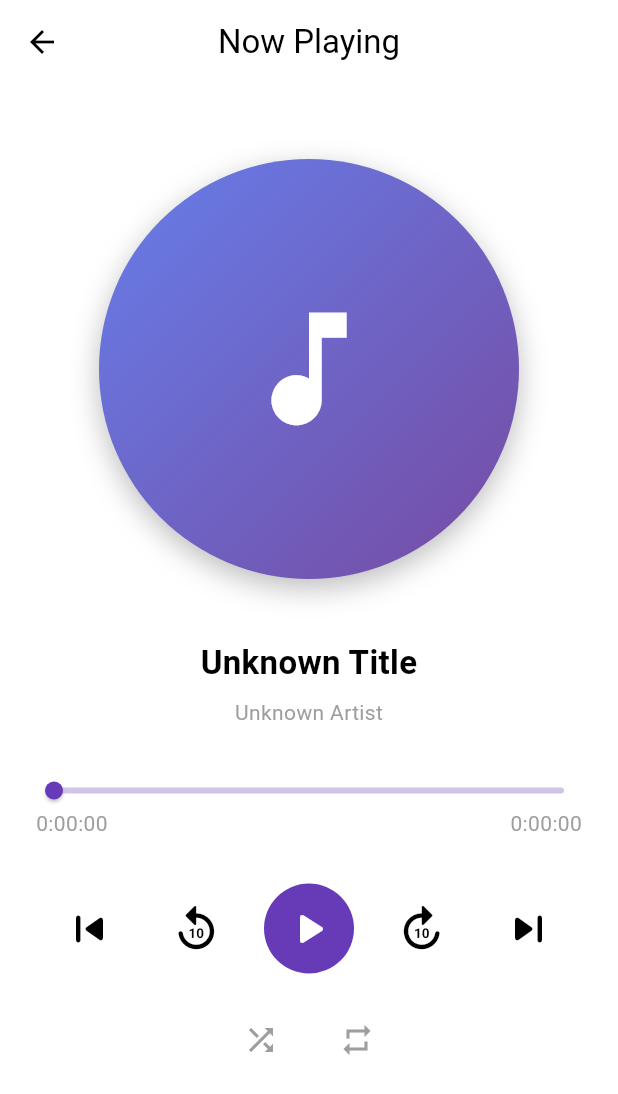
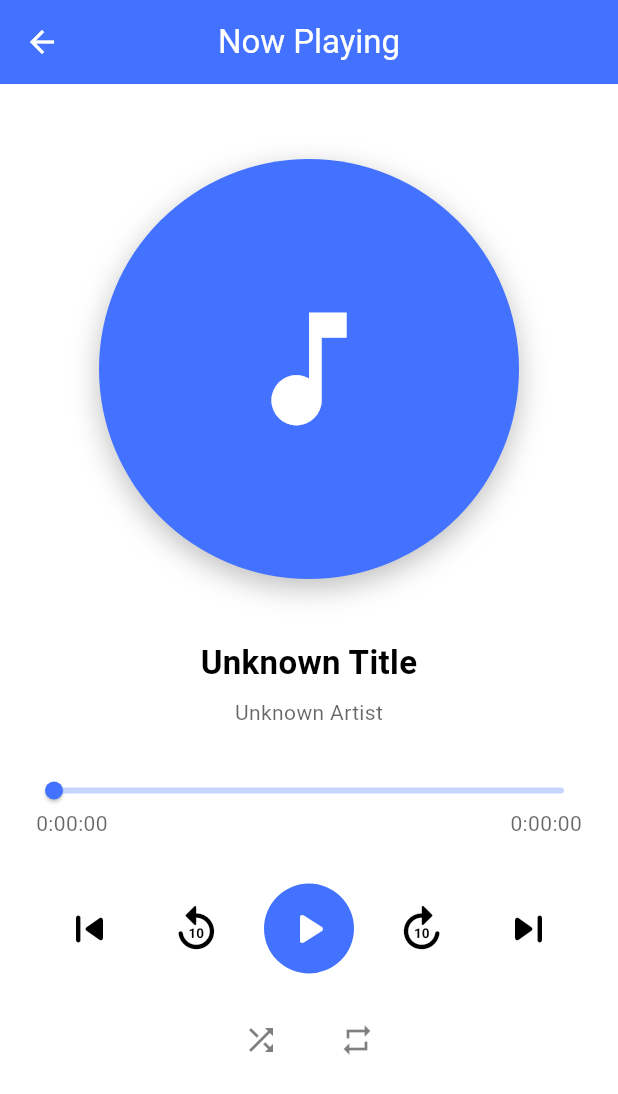
Before and after one commit to kanzariyahardik7/audio_app, a Flutter app: the FullPlayerPage screen opened directly, on a phone screen of 412 x 824 dp. Shown: the top 1094 px of the screen. Run offline on Flutter 3.47's test engine with Material 3 defaults, Android fonts, the phone set to English and light mode, and no system bars; our stand-ins replace cached_network_image, flutter_colorpicker, fluttertoast, just_audio, permission_handler, shared_preferences; accounts and stored records are empty.

Commit message:
music player ui add

```diff
--- a/lib/view/online_music/online_music_player/online_music_player.dart
+++ b/lib/view/online_music/online_music_player/online_music_player.dart
@@ -11,14 +11,20 @@ class FullPlayerPage extends StatelessWidget {
   @override
   Widget build(BuildContext context) {
     final vm = Provider.of<OnlineAudioPlayerVM>(context);
+    final colorScheme = Theme.of(context).colorScheme;
 
     final currentIndex = vm.currentAudioIndex;
     final currentAudio = currentIndex != null ? vm.audios[currentIndex] : null;
 
     return Scaffold(
       appBar: AppBar(
-        title: Text(currentAudio?.title ?? "Now Playing"),
+        title: Text(
+          currentAudio?.title ?? "Now Playing",
+          style: TextStyle(color: colorScheme.onPrimary),
+        ),
+        backgroundColor: colorScheme.primary,
         centerTitle: true,
+        iconTheme: IconThemeData(color: colorScheme.onPrimary),
       ),
       body: Padding(
         padding: const EdgeInsets.symmetric(horizontal: 24.0, vertical: 20),
@@ -32,23 +38,23 @@ class FullPlayerPage extends StatelessWidget {
               width: 280,
               decoration: BoxDecoration(
                 shape: BoxShape.circle,
-                gradient: const LinearGradient(
-                  colors: [Color(0xFF667eea), Color(0xFF764ba2)],
+                gradient: LinearGradient(
+                  colors: [colorScheme.primary, colorScheme.primaryContainer],
                   begin: Alignment.topLeft,
                   end: Alignment.bottomRight,
                 ),
                 boxShadow: [
                   BoxShadow(
-                    color: Colors.black26,
+                    color: colorScheme.shadow.withOpacity(0.25),
                     blurRadius: 16,
-                    offset: Offset(0, 6),
+                    offset: const Offset(0, 6),
                   ),
                 ],
               ),
-              child: const Icon(
+              child: Icon(
                 Icons.music_note,
                 size: 100,
-                color: Colors.white,
+                color: colorScheme.onPrimary,
               ),
             ),
 
@@ -57,7 +63,11 @@ class FullPlayerPage extends StatelessWidget {
             // Title & Artist
             Text(
               currentAudio?.title ?? 'Unknown Title',
-              style: const TextStyle(fontSize: 22, fontWeight: FontWeight.bold),
+              style: TextStyle(
+                fontSize: 22,
+                fontWeight: FontWeight.bold,
+                color: colorScheme.onBackground,
+              ),
               textAlign: TextAlign.center,
               maxLines: 1,
               overflow: TextOverflow.ellipsis,
@@ -67,7 +77,10 @@ class FullPlayerPage extends StatelessWidget {
               currentAudio?.artist.isNotEmpty == true
                   ? currentAudio!.artist
                   : "Unknown Artist",
-              style: const TextStyle(fontSize: 14, color: Colors.grey),
+              style: TextStyle(
+                fontSize: 14,
+                color: colorScheme.onBackground.withOpacity(0.6),
+              ),
             ),
 
             const SizedBox(height: 30),
@@ -96,8 +109,8 @@ class FullPlayerPage extends StatelessWidget {
                           child: Slider(
                             value: pos.inSeconds.toDouble(),
                             max: total.inSeconds.toDouble() + 1,
-                            activeColor: Colors.deepPurple,
-                            inactiveColor: Colors.deepPurple.shade100,
+                            activeColor: colorScheme.primary,
+                            inactiveColor: colorScheme.primary.withOpacity(0.3),
                             onChanged: (value) {},
                             onChangeEnd: (v) =>
                                 vm.seek(Duration(seconds: v.toInt())),
@@ -108,11 +121,19 @@ class FullPlayerPage extends StatelessWidget {
                           children: [
                             Text(
                               format(pos),
-                              style: TextStyle(color: Colors.grey),
+                              style: TextStyle(
+                                color: colorScheme.onBackground.withOpacity(
+                                  0.6,
+                                ),
+                              ),
                             ),
                             Text(
                               format(total),
-                              style: TextStyle(color: Colors.grey),
+                              style: TextStyle(
+                                color: colorScheme.onBackground.withOpacity(
+                                  0.6,
+                                ),
+                              ),
                             ),
                           ],
                         ),
@@ -132,22 +153,24 @@ class FullPlayerPage extends StatelessWidget {
                 IconButton(
                   icon: const Icon(Icons.skip_previous_rounded),
                   iconSize: 36,
+                  color: colorScheme.onBackground,
                   onPressed: vm.playPreviousSong,
                 ),
                 IconButton(
                   icon: const Icon(Icons.replay_10_rounded),
                   iconSize: 36,
+                  color: colorScheme.onBackground,
                   onPressed: vm.skipBackward10Seconds,
                 ),
                 CircleAvatar(
                   radius: 30,
-                  backgroundColor: Colors.deepPurple,
+                  backgroundColor: colorScheme.primary,
                   child: IconButton(
                     icon: Icon(
                       vm.isPlaying
                           ? Icons.pause_rounded
                           : Icons.play_arrow_rounded,
-                      color: Colors.white,
+                      color: colorScheme.onPrimary,
                       size: 36,
                     ),
                     onPressed: vm.togglePlayPause,
@@ -156,11 +179,13 @@ class FullPlayerPage extends StatelessWidget {
                 IconButton(
                   icon: const Icon(Icons.forward_10_rounded),
                   iconSize: 36,
+                  color: colorScheme.onBackground,
                   onPressed: vm.skipForward10Seconds,
                 ),
                 IconButton(
                   icon: const Icon(Icons.skip_next_rounded),
                   iconSize: 36,
+                  color: colorScheme.onBackground,
                   onPressed: vm.playNextSong,
                 ),
               ],
@@ -175,7 +200,9 @@ class FullPlayerPage extends StatelessWidget {
                 IconButton(
                   icon: Icon(
                     vm.isShuffling ? Icons.shuffle_on : Icons.shuffle,
-                    color: vm.isShuffling ? Colors.deepPurple : Colors.grey,
+                    color: vm.isShuffling
+                        ? colorScheme.primary
+                        : colorScheme.onBackground.withOpacity(0.5),
                   ),
                   onPressed: vm.toggleShuffle,
                 ),
@@ -186,8 +213,8 @@ class FullPlayerPage extends StatelessWidget {
                         ? Icons.repeat_one
                         : Icons.repeat,
                     color: vm.loopMode != LoopMode.off
-                        ? Colors.deepPurple
-                        : Colors.grey,
+                        ? colorScheme.primary
+                        : colorScheme.onBackground.withOpacity(0.5),
                   ),
                   onPressed: vm.toggleLoop,
                 ),
```
Also changed, not shown: lib/view/local_music/local_music_player/local_music_player.dart (+43 -17 lines).
